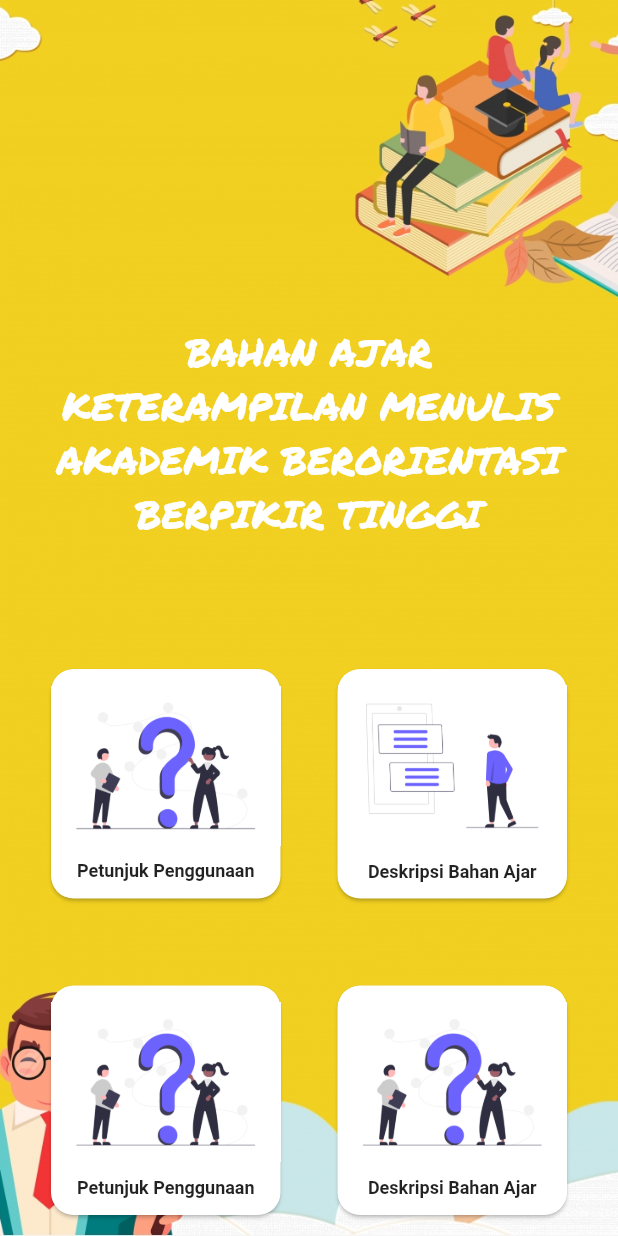
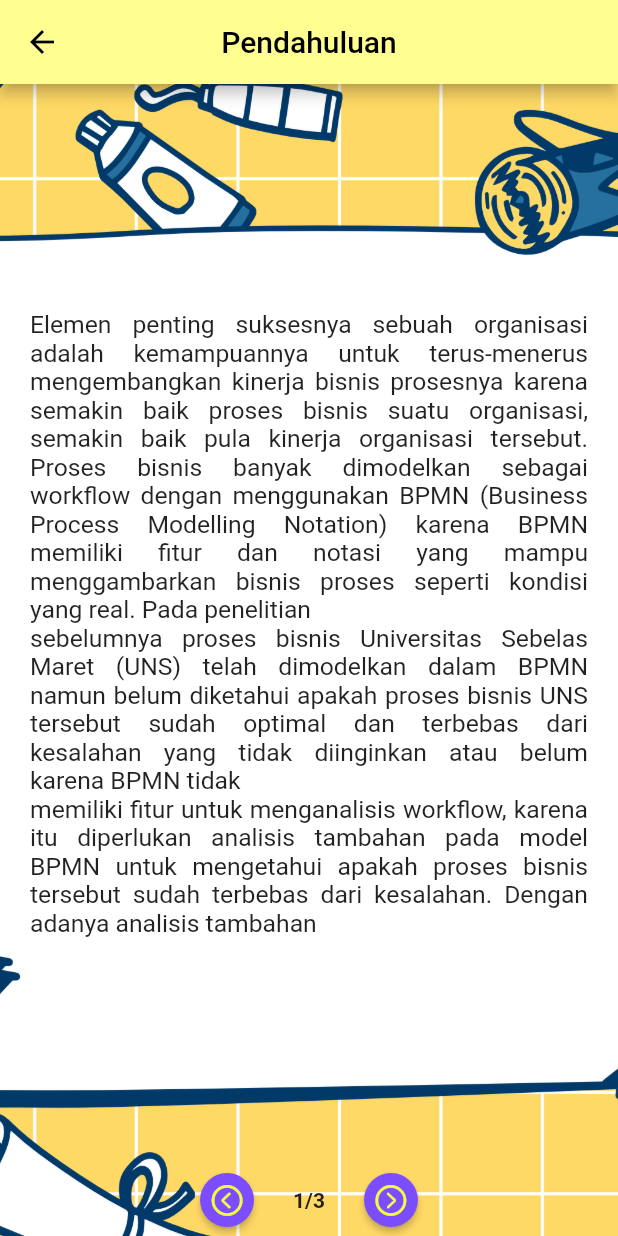
Before and after one commit to edoaurahman/speechify, a Flutter app: the HomeScreen widget shown alone on an empty page, opened directly, after a tap on "Deskripsi Bahan Ajar", on a phone screen of 412 x 824 dp. Run offline on Flutter 3.47's test engine with Material 2 defaults, Android fonts, the phone set to English and light mode, and no system bars; our stand-ins replace shared_preferences; accounts and stored records are empty.

Commit message:
Add Text Screen

```diff
--- /dev/null
+++ b/assets/text/file.txt
@@ -0,0 +1,9 @@
+Elemen penting suksesnya sebuah organisasi adalah kemampuannya untuk terus-menerus mengembangkan kinerja bisnis prosesnya karena semakin baik proses bisnis suatu organisasi, semakin baik pula kinerja organisasi tersebut. Proses bisnis banyak dimodelkan sebagai workflow dengan menggunakan BPMN (Business Process Modelling Notation) karena BPMN memiliki fitur dan notasi yang mampu menggambarkan bisnis proses seperti kondisi yang real. Pada penelitian
+sebelumnya proses bisnis Universitas Sebelas Maret (UNS) telah dimodelkan dalam BPMN namun belum diketahui apakah proses bisnis UNS tersebut sudah optimal dan terbebas dari kesalahan yang tidak diinginkan atau belum karena BPMN tidak
+memiliki fitur untuk menganalisis workflow, karena itu diperlukan analisis tambahan pada model BPMN untuk mengetahui apakah proses bisnis tersebut sudah terbebas dari kesalahan. Dengan adanya analisis tambahan akan diperoleh model proses
+bisnis yang terbebas dari deadlock dan livelock sebelum diimplementasikan. Sehingga rekayasa proses bisnis (Business Process Reengineering)diharapkan menjadi lebih efisien dalam hal waktu dan uang. Perangkat untuk memodelkan,
+menganalisis workflow adalah PetriNets .Workflow dalam bentuk Petri nets dapat diverifikasi dengan menggunakan tool woped.
+Tujuan dari penelitian ini adalah melakukan verifikasi apakah proses bisnis di UNS tersebut sudah terbebas dari kesalahan dengan menggunakan PetriNets dan memberikan rekomendasi proses bisnis yang yang terbebas dari deadlock dan
+livelock untuk UNS dengan cara mengubah model proses bisnis BPMN ke dalam notasi workflow PetriNets kemudian dilakukan analisis dan verifikasi dengan woped. Penelitian ini diharapkan menghasilkan rekomendasi proses bisnis UNS yang
+terbebas dari deadlock dan livelock yang tidak diinginkan. Tujuan selanjutnya diharapkan penelitian ini bisa menghasilkan metode yang bisa menjadi rujukan para pemangku kepentingan dalam mengambil keputusan pada saat akan melakukan
+rekayasa proses bisnis pada organisasi yang dipimpinnya.
--- a/lib/screens/home_screen.dart
+++ b/lib/screens/home_screen.dart
@@ -1,5 +1,6 @@
 import 'package:flutter/material.dart';
 import 'package:speechify/screens/petunjuk_penggunaan.dart';
+import 'package:speechify/screens/text_screen.dart';
 
 class HomeScreen extends StatelessWidget {
   const HomeScreen({Key? key}) : super(key: key);
@@ -82,7 +83,8 @@ KETERAMPILAN MENULIS AKADEMIK BERORIENTASI BERPIKIR TINGGI''',
                     GestureDetector(
                       onTap: () {
                         // Aksi yang akan dijalankan saat card diklik
-                        navigateWithSlideAnimation(context, const PetunjukPenggunaanScreen());
+                        navigateWithSlideAnimation(
+                            context, const PetunjukPenggunaanScreen());
                       },
                       child: Card(
                         shape: RoundedRectangleBorder(
@@ -108,7 +110,7 @@ KETERAMPILAN MENULIS AKADEMIK BERORIENTASI BERPIKIR TINGGI''',
                     GestureDetector(
                       onTap: () {
                         // Aksi yang akan dijalankan saat card diklik
-                        print('Card 2 clicked!');
+                        navigateWithSlideAnimation(context, const TextScreen());
                       },
                       child: Card(
                         shape: RoundedRectangleBorder(
--- a/lib/screens/petunjuk_penggunaan.dart
+++ b/lib/screens/petunjuk_penggunaan.dart
@@ -3,12 +3,20 @@ import 'package:flutter/material.dart';
 class PetunjukPenggunaanScreen extends StatelessWidget {
   const PetunjukPenggunaanScreen({Key? key}) : super(key: key);
 
+  double calculateFontSize(BuildContext context) {
+    double screenWidth = MediaQuery.of(context).size.width;
+    // Sesuaikan dengan ukuran font yang diinginkan
+    double fontSize = screenWidth * 0.035;
+    return fontSize;
+  }
+
   @override
   Widget build(BuildContext context) {
+    double fontSize = calculateFontSize(context);
+
     return Scaffold(
       appBar: AppBar(
         centerTitle: true,
-        backgroundColor: const Color(0xfffffe90),
         title: const Text('Petunjuk Penggunaan'),
       ),
       body: Container(
@@ -18,13 +26,21 @@ class PetunjukPenggunaanScreen extends StatelessWidget {
             fit: BoxFit.cover,
           ),
         ),
-        child: const Center(
+        child: Center(
           child: Padding(
-            padding: EdgeInsets.all(26),
+            padding: const EdgeInsets.all(40),
             child: Text(
-              'Lorem ipsum dolor sit amet, consectetur adipiscing elit. Nullam vel mauris a est ullamcorper varius. Sed pretium, mauris ac lobortis semper, tortor arcu consectetur est, id dictum turpis urna nec libero. Quisque posuere luctus dapibus. Mauris consectetur feugiat tincidunt. In id lorem a mi fringilla pulvinar. Nunc vestibulum, velit sed viverra aliquam, eros elit eleifend urna, vel iaculis tortor lorem sit amet orci. Etiam dictum lacinia tempor. Sed consectetur ullamcorper diam, ac cursus orci congue nec. Donec tempor tellus in magna iaculis lobortis. Fusce malesuada rutrum nunc, sed dictum enim vestibulum et. Nulla hendrerit erat est, nec fermentum nulla efficitur id. Aliquam erat volutpat. Vestibulum pellentesque ligula vitae mauris maximus, sed mattis tortor scelerisque. In tristique euismod mi, ut luctus nibh dapibus eu.',
+              '''
+Pastikan Anda telah memperbarui aplikasi ke versi terbaru sebelum menggunakan.
+Pilih menu pengaturan untuk mengatur preferensi penggunaan aplikasi.
+Untuk memulai, tekan tombol "Mulai" pada halaman utama.
+Ikuti langkah-langkah yang ditampilkan pada layar.
+Jika mengalami kesulitan, jangan ragu untuk menghubungi tim dukungan kami.
+Pastikan Anda membaca dan memahami syarat dan ketentuan penggunaan aplikasi.
+Berikan umpan balik Anda untuk membantu kami meningkatkan kualitas aplikasi.
+              ''',
               textAlign: TextAlign.justify,
-              style: TextStyle(fontFamily: 'Poppins',fontSize: 20),
+              style: TextStyle(fontFamily: 'Poppins',fontSize: fontSize),
             ),
           ),
         ),
--- a/lib/screens/splash_screen.dart
+++ b/lib/screens/splash_screen.dart
@@ -48,7 +48,7 @@ class SplashScreenState extends State<SplashScreen>
 
   Future<void> _checkFirstTimeOpen() async {
     SharedPreferences prefs = await SharedPreferences.getInstance();
-    // await prefs.clear();
+    await prefs.clear();
     bool isFirstTimeOpen = prefs.getBool('firstTimeOpen') ?? true;
 
     Future.delayed(Duration.zero, () {
--- /dev/null
+++ b/lib/screens/text_screen.dart
@@ -0,0 +1,200 @@
+import 'package:flutter/cupertino.dart';
+import 'package:flutter/material.dart';
+import 'package:flutter/services.dart' show rootBundle;
+
+class TextScreen extends StatefulWidget {
+  const TextScreen({Key? key}) : super(key: key);
+
+  @override
+  TextScreenState createState() => TextScreenState();
+}
+
+class TextScreenState extends State<TextScreen>
+    with SingleTickerProviderStateMixin {
+  final int characterLimit = 900;
+  late Future<List<String>> paginatedTextsFuture;
+  int currentPage = 0;
+
+  late AnimationController _animationController;
+  late Animation<double> _fadeAnimation;
+
+  Future<List<String>> _loadTextFromAsset() async {
+    final String text = await rootBundle.loadString('assets/text/file.txt');
+    return _paginateText(text, characterLimit);
+  }
+
+  List<String> _paginateText(String text, int limit) {
+    List<String> paginatedTexts = [];
+    List<String> words = text.split(' ');
+
+    String currentPageText = '';
+    for (int i = 0; i < words.length; i++) {
+      String word = words[i];
+
+      if (currentPageText.length + word.length + 1 <= limit) {
+        currentPageText += ' $word';
+      } else {
+        paginatedTexts.add(currentPageText.trim());
+        currentPageText = word;
+      }
+    }
+
+    // Add the last text to the last page if it's not empty
+    if (currentPageText.isNotEmpty) {
+      paginatedTexts.add(currentPageText.trim());
+    }
+
+    return paginatedTexts;
+  }
+
+  @override
+  void initState() {
+    super.initState();
+    paginatedTextsFuture = _loadTextFromAsset();
+
+    _animationController = AnimationController(
+      vsync: this,
+      duration: const Duration(milliseconds: 300),
+    );
+    _fadeAnimation = CurvedAnimation(
+      parent: _animationController,
+      curve: Curves.easeInOut,
+    );
+    _animationController.forward();
+  }
+
+  void _nextPage() {
+    paginatedTextsFuture.then((paginatedTexts) {
+      if (currentPage < paginatedTexts.length - 1) {
+        setState(() {
+          currentPage++;
+        });
+        _animationController.reset();
+        _animationController.forward();
+      }
+    });
+  }
+
+  void _previousPage() {
+    if (currentPage > 0) {
+      setState(() {
+        currentPage--;
+      });
+      _animationController.reset();
+      _animationController.forward();
+    }
+  }
+
+  double calculateFontSize(BuildContext context) {
+    double screenWidth = MediaQuery.of(context).size.width;
+    // Adjust it to the desired font size
+    double fontSize = screenWidth * 0.04;
+    return fontSize;
+  }
+
+  @override
+  void dispose() {
+    _animationController.dispose();
+    super.dispose();
+  }
+
+  @override
+  Widget build(BuildContext context) {
+    double fontSize = calculateFontSize(context);
+
+    return Scaffold(
+      appBar: AppBar(
+        centerTitle: true,
+        title: const Text('Pendahuluan'),
+      ),
+      body: Container(
+        decoration: const BoxDecoration(
+          image: DecorationImage(
+            image: AssetImage('assets/images/background1.png'),
+            fit: BoxFit.cover,
+          ),
+        ),
+        child: Column(
+          children: [
+            Expanded(
+              child: Padding(
+                padding: const EdgeInsets.all(20.0),
+                child: FutureBuilder<List<String>>(
+                  future: paginatedTextsFuture,
+                  builder: (context, snapshot) {
+                    if (snapshot.hasData) {
+                      final paginatedTexts = snapshot.data!;
+                      return AnimatedBuilder(
+                        animation: _fadeAnimation,
+                        builder: (context, child) {
+                          return Opacity(
+                            opacity: _fadeAnimation.value,
+                            child: child,
+                          );
+                        },
+                        child: Center(
+                          child: Text(
+                            paginatedTexts[currentPage],
+                            style: TextStyle(fontSize: fontSize),
+                            textAlign: TextAlign.justify,
+                          ),
+                        ),
+                      );
+                    } else if (snapshot.hasError) {
+                      return const Text('Error loading text');
+                    } else {
+                      return const Center(child: CircularProgressIndicator());
+                    }
+                  },
+                ),
+              ),
+            ),
+            Row(
+              mainAxisAlignment: MainAxisAlignment.center,
+              children: [
+                RawMaterialButton(
+                  onPressed: _previousPage,
+                  shape: const CircleBorder(),
+                  elevation: 2,
+                  splashColor: Colors.transparent,
+                  fillColor: Colors.deepPurpleAccent,
+                  highlightColor: Colors.transparent,
+                  child: const Icon(
+                    CupertinoIcons.chevron_left_circle,
+                    color: Colors.limeAccent,
+                  ),
+                ),
+                FutureBuilder<List<String>>(
+                  future: paginatedTextsFuture,
+                  builder: (context, snapshot) {
+                    if (snapshot.hasData) {
+                      final paginatedTexts = snapshot.data!;
+                      return Text(
+                        '${currentPage + 1}/${paginatedTexts.length}',
+                        style: const TextStyle(fontWeight: FontWeight.bold),
+                      );
+                    } else {
+                      return Container();
+                    }
+                  },
+                ),
+                RawMaterialButton(
+                  onPressed: _nextPage,
+                  shape: const CircleBorder(),
+                  elevation: 2,
+                  splashColor: Colors.transparent,
+                  fillColor: Colors.deepPurpleAccent,
+                  highlightColor: Colors.transparent,
+                  child: const Icon(
+                    CupertinoIcons.chevron_right_circle,
+                    color: Colors.limeAccent,
+                  ),
+                ),
+              ],
+            ),
+          ],
+        ),
+      ),
+    );
+  }
+}
--- a/pubspec.yaml
+++ b/pubspec.yaml
@@ -56,6 +56,7 @@ flutter:
   assets:
     - assets/images/
     - assets/images/card/
+    - assets/text/
   fonts:
      - family: Poppins
        fonts:
```
Also changed, not shown: lib/main.dart (+14 -1 lines), lib/screens/onboarding.dart (+20 -6 lines), assets/images/background1.png, 3 other files.
